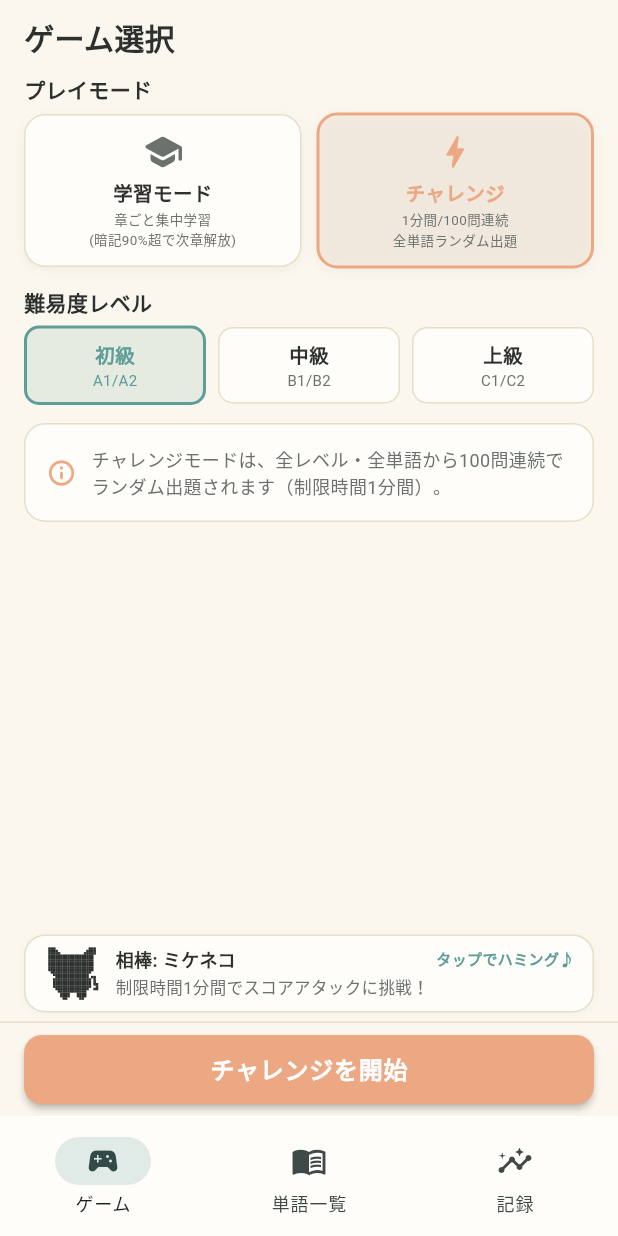
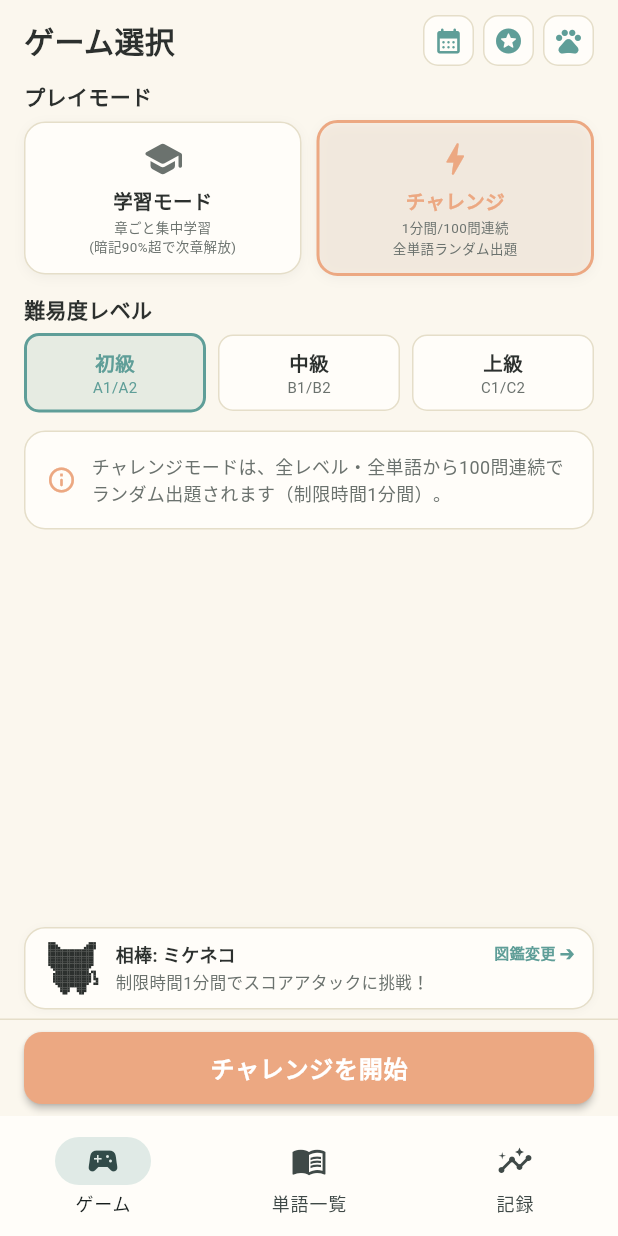
Before and after one commit to kento19970822-pixel/english_app, a Flutter app: the screen it shows after launch, after a tap on "チャレンジ", on a phone screen of 412 x 824 dp. Run offline on Flutter 3.47's test engine with Material 3 defaults, Android fonts, the phone set to English and light mode, and no system bars; our stand-ins replace audioplayers, drift, flutter_tts, shared_preferences; accounts and stored records are empty; generated files the repository leaves out were written again.

Commit message:
feat(usability): optimize layout, touch targets, and quick access for iPhone 12 mini and update requirements to v24

```diff
--- a/lib/screens/mode_select_screen.dart
+++ b/lib/screens/mode_select_screen.dart
@@ -1,10 +1,13 @@
-// コード管理番号: VER-20260824-51
+// コード管理番号: VER-20260825-17
 import 'package:flutter/material.dart';
 
 import '../db/app_database.dart';
 import '../services/buddy_service.dart';
 import '../widgets/pixel_character_widget.dart';
+import 'calendar_screen.dart';
+import 'character_gallery_screen.dart';
 import 'game_screen.dart';
+import 'stamp_gallery_screen.dart';
 
 class ModeSelectScreen extends StatefulWidget {
   final AppDatabase database;
@@ -144,6 +147,8 @@ class _ModeSelectScreenState extends State<ModeSelectScreen> {
                 child: Column(
                   crossAxisAlignment: CrossAxisAlignment.stretch,
                   children: [
+                    Row(
+                      children: [
                         const Text(
                           'ゲーム選択',
                           style: TextStyle(
@@ -151,6 +156,50 @@ class _ModeSelectScreenState extends State<ModeSelectScreen> {
                             fontWeight: FontWeight.bold,
                             color: _textPrimary,
                           ),
+                        ),
+                        const Spacer(),
+                        _buildQuickActionBtn(
+                          icon: Icons.calendar_month_rounded,
+                          tooltip: '学習カレンダー',
+                          onTap: () async {
+                            await Navigator.push(
+                              context,
+                              MaterialPageRoute(
+                                builder: (context) => CalendarScreen(database: widget.database),
+                              ),
+                            );
+                            _loadChaptersForLevel(selectedLevel, preserveSelection: true);
+                          },
+                        ),
+                        const SizedBox(width: 6),
+                        _buildQuickActionBtn(
+                          icon: Icons.stars_rounded,
+                          tooltip: 'スタンプ図鑑',
+                          onTap: () async {
+                            await Navigator.push(
+                              context,
+                              MaterialPageRoute(
+                                builder: (context) => StampGalleryScreen(database: widget.database),
+                              ),
+                            );
+                            _loadChaptersForLevel(selectedLevel, preserveSelection: true);
+                          },
+                        ),
+                        const SizedBox(width: 6),
+                        _buildQuickActionBtn(
+                          icon: Icons.pets_rounded,
+                          tooltip: 'キャラクター図鑑',
+                          onTap: () async {
+                            await Navigator.push(
+                              context,
+                              MaterialPageRoute(
+                                builder: (context) => CharacterGalleryScreen(database: widget.database),
+                              ),
+                            );
+                            _loadChaptersForLevel(selectedLevel, preserveSelection: true);
+                          },
+                        ),
+                      ],
                     ),
                     const SizedBox(height: 10),
 
@@ -423,6 +472,19 @@ class _ModeSelectScreenState extends State<ModeSelectScreen> {
                   ),
                   const SizedBox(width: 10),
                   Expanded(
+                    child: InkWell(
+                      onTap: () async {
+                        await Navigator.push(
+                          context,
+                          MaterialPageRoute(
+                            builder: (context) => CharacterGalleryScreen(database: widget.database),
+                          ),
+                        );
+                        _loadChaptersForLevel(selectedLevel, preserveSelection: true);
+                      },
+                      borderRadius: BorderRadius.circular(8),
+                      child: Padding(
+                        padding: const EdgeInsets.symmetric(vertical: 2.0),
                         child: Column(
                           crossAxisAlignment: CrossAxisAlignment.start,
                           mainAxisSize: MainAxisSize.min,
@@ -439,7 +501,7 @@ class _ModeSelectScreenState extends State<ModeSelectScreen> {
                                 ),
                                 const Spacer(),
                                 const Text(
-                              'タップでハミング♪',
+                                  '図鑑変更 ➔',
                                   style: TextStyle(fontSize: 10, color: _primaryAccent, fontWeight: FontWeight.bold),
                                 ),
                               ],
@@ -454,12 +516,17 @@ class _ModeSelectScreenState extends State<ModeSelectScreen> {
                           ],
                         ),
                       ),
+                    ),
+                  ),
                 ],
               ),
             ),
 
-            // 常時下部に固定配置された開始ボタン（スクロール不要で即座に押せる）
-            Container(
+            // 常時下部に固定配置された開始ボタン（スクロール不要で即座に押せる・iPhone Safe Area対応）
+            SafeArea(
+              top: false,
+              bottom: true,
+              child: Container(
                 padding: const EdgeInsets.symmetric(horizontal: 16.0, vertical: 8.0),
                 decoration: const BoxDecoration(
                   color: _bgColor,
@@ -467,7 +534,7 @@ class _ModeSelectScreenState extends State<ModeSelectScreen> {
                 ),
                 child: SizedBox(
                   width: double.infinity,
-                height: 46,
+                  height: 48,
                   child: ElevatedButton(
                     style: ElevatedButton.styleFrom(
                       padding: const EdgeInsets.symmetric(vertical: 10),
@@ -495,7 +562,34 @@ class _ModeSelectScreenState extends State<ModeSelectScreen> {
                   ),
                 ),
               ),
+            ),
           ],
+        ),
+      ),
+    );
+  }
+
+  Widget _buildQuickActionBtn({
+    required IconData icon,
+    required String tooltip,
+    required VoidCallback onTap,
+  }) {
+    return Tooltip(
+      message: tooltip,
+      child: Material(
+        color: Colors.transparent,
+        child: InkWell(
+          onTap: onTap,
+          borderRadius: BorderRadius.circular(10),
+          child: Container(
+            padding: const EdgeInsets.all(6),
+            decoration: BoxDecoration(
+              color: _cardColor,
+              borderRadius: BorderRadius.circular(10),
+              border: Border.all(color: _borderColor),
+            ),
+            child: Icon(icon, size: 20, color: _primaryAccent),
+          ),
         ),
       ),
     );
--- a/lib/screens/records_screen.dart
+++ b/lib/screens/records_screen.dart
@@ -100,9 +100,9 @@ class _RecordsScreenState extends State<RecordsScreen> {
                   _buildMenuCard(
                     title: 'スタンプ図鑑',
                     subtitle: '毎日の初回クリアで獲得したドット絵スタンプ',
-                    icon: Icons.verified_rounded,
+                    icon: Icons.stars_rounded,
                     accentColor: const Color(0xFFD4B86A),
-                    badgeText: 'F-11/F-12',
+                    badgeText: '全24種',
                     onTap: () {
                       Navigator.push(
                         context,
@@ -119,10 +119,10 @@ class _RecordsScreenState extends State<RecordsScreen> {
                   // 3. キャラクター図鑑
                   _buildMenuCard(
                     title: 'キャラクター図鑑',
-                    subtitle: '解放された章ドットキャラの確認＆相棒設定',
-                    icon: Icons.cruelty_free_rounded, // かわいい生き物アイコン
+                    subtitle: '全374チャプターのドット絵キャラ＆相棒設定',
+                    icon: Icons.pets_rounded,
                     accentColor: const Color(0xFF88A0A8),
-                    badgeText: 'F-12/F-14',
+                    badgeText: '全374体',
                     onTap: () {
                       Navigator.push(
                         context,
--- a/lib/screens/words_screen.dart
+++ b/lib/screens/words_screen.dart
@@ -571,6 +571,9 @@ class _WordsScreenState extends State<WordsScreen> {
                         ],
                       );
                     }),
+                  const SliverToBoxAdapter(
+                    child: SizedBox(height: 24),
+                  ),
                 ],
               ),
             ),
--- a/lib/widgets/word_card_tile.dart
+++ b/lib/widgets/word_card_tile.dart
@@ -253,10 +253,10 @@ class _WordCardTileState extends State<WordCardTile> {
                       tooltip: '発音を聴く',
                       onPressed: widget.onSpeak,
                       padding: EdgeInsets.zero,
-                      constraints: const BoxConstraints(minWidth: 32, minHeight: 32),
+                      constraints: const BoxConstraints(minWidth: 40, minHeight: 40),
                     ),
                     Container(
-                      margin: const EdgeInsets.symmetric(horizontal: 4),
+                      margin: const EdgeInsets.symmetric(horizontal: 2),
                       padding: const EdgeInsets.symmetric(horizontal: 6, vertical: 2),
                       decoration: BoxDecoration(
                         color: const Color(0xFFEFEAE0),
@@ -283,7 +283,7 @@ class _WordCardTileState extends State<WordCardTile> {
                       ),
                       onPressed: widget.onToggleFavorite,
                       padding: EdgeInsets.zero,
-                      constraints: const BoxConstraints(minWidth: 32, minHeight: 32),
+                      constraints: const BoxConstraints(minWidth: 40, minHeight: 40),
                     ),
                   ],
                 ),
```
Also changed, not shown: lib/screens/game_screen.dart (+10 -6 lines), 1 other file. Lines whose indentation alone changed are shown as unchanged.
